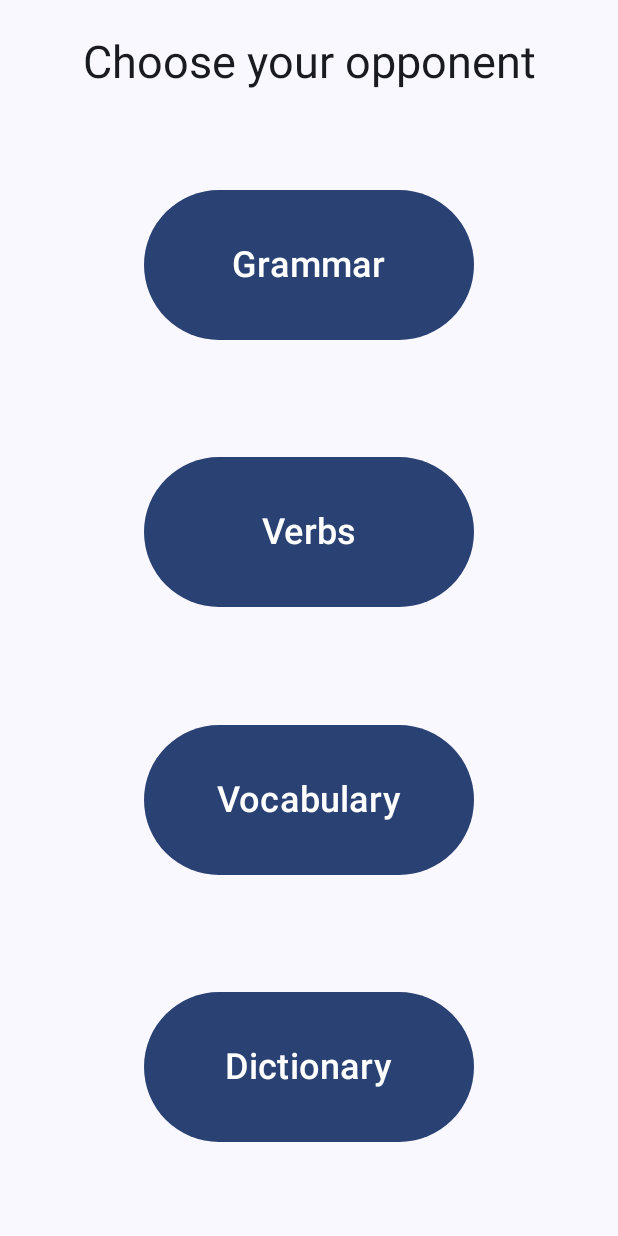
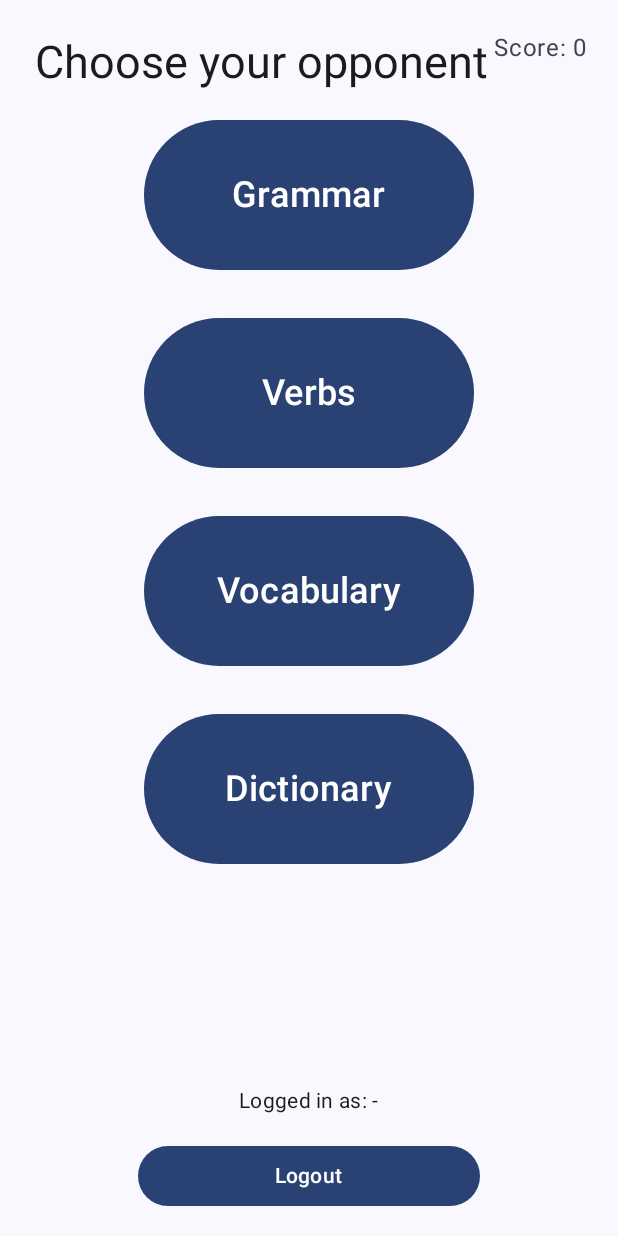
Before and after one commit to sieluka/English-Bee, an Android app built with Jetpack Compose: the ScreenTwo screen opened through its navigation route, on a phone screen of 412 x 824 dp. Run offline under Robolectric (Android 15) with nearby library versions, the phone set to English and light mode, and no system bars.

Commit message:
logowanie + rejestracja+ punktacja

```diff
--- a/app/src/main/java/com/example/englishbee/EnglishBee.kt
+++ b/app/src/main/java/com/example/englishbee/EnglishBee.kt
@@ -11,8 +11,8 @@
 import com.example.englishbee.screens.LoginPage
 import com.example.englishbee.screens.RegisterPage
 import com.example.englishbee.screens.VocabularyScreen
-
-
+import com.example.englishbee.util.ScoreManager
+import com.example.englishbee.util.UserSession
 @Composable
 fun NavigationContent() {
     val navController = rememberNavController()
@@ -37,7 +37,14 @@
                 onNavigateToVerbs = { navController.navigate("verbs") },
                 //onNavigateToScreen1 = { navController.navigate("screen1") },
                 onNavigateToDictionary = { navController.navigate("screen3") },
-                onNavigateToVocabulary = { navController.navigate("vocabulary") }
+                onNavigateToVocabulary = { navController.navigate("vocabulary") },
+                onLogout = {
+                    ScoreManager.reset()      // zeruj punkty
+                    UserSession.clear()       // wyczyść login
+                    navController.navigate("login") {
+                        popUpTo("login") { inclusive = true }
+                    }
+                }
 
             )
         }
--- a/app/src/main/java/com/example/englishbee/screens/MenuPage.kt
+++ b/app/src/main/java/com/example/englishbee/screens/MenuPage.kt
@@ -9,26 +9,35 @@
 import androidx.compose.material3.Button
 import androidx.compose.material3.CenterAlignedTopAppBar
 import androidx.compose.material3.ExperimentalMaterial3Api
+import androidx.compose.material3.MaterialTheme
 import androidx.compose.material3.Scaffold
 import androidx.compose.material3.Text
-import androidx.compose.material3.TopAppBar
+
 import androidx.compose.runtime.Composable
+import androidx.compose.runtime.collectAsState
+import androidx.compose.runtime.getValue
 import androidx.compose.ui.Alignment
 import androidx.compose.ui.Modifier
 import androidx.compose.ui.res.stringResource
 import androidx.compose.ui.unit.dp
 import androidx.compose.ui.unit.sp
 import com.example.englishbee.R
+import com.example.englishbee.util.ScoreManager
+import com.example.englishbee.util.UserSession
 
-
+import androidx.compose.foundation.layout.Spacer
+import androidx.compose.foundation.layout.fillMaxWidth
 @OptIn(ExperimentalMaterial3Api::class)
 @Composable
 fun ScreenTwo(
     onNavigateToDictionary: () -> Unit,
     onNavigateToGrammar: () -> Unit,
     onNavigateToVerbs: () -> Unit,
-    onNavigateToVocabulary: () -> Unit
+    onNavigateToVocabulary: () -> Unit,
+    onLogout: () -> Unit
 ) {
+    val points by ScoreManager.points.collectAsState()
+    val user by UserSession.user.collectAsState()
     Scaffold(
         topBar = {
             CenterAlignedTopAppBar(
@@ -38,8 +47,16 @@
                         fontSize = 30.sp,
                         modifier = Modifier
                             .padding(top = 20.dp)
+
                     )
-                }
+                },
+                        actions = {
+                            Text(
+                                text = "Score: $points",
+                                style = MaterialTheme.typography.bodyLarge,
+                                modifier = Modifier.padding(end = 16.dp)
+                            )
+                        }
             )
         }
     ) { innerPadding ->
@@ -98,6 +115,22 @@
                     fontSize = 24.sp
                 )
             }
+            Spacer(Modifier.weight(1f))    // przenosi następne elementy na dół
+
+            Text(
+                text = "Logged in as: ${user ?: "-"}",
+                style = MaterialTheme.typography.bodyMedium,
+                modifier = Modifier.padding(top = 16.dp)
+            )
+
+            Button(
+                onClick = onLogout,
+                modifier = Modifier
+                    .padding(16.dp)
+                    .fillMaxWidth(0.6f)
+            ) { Text("Logout") }
+
+
         }
     }
 }
--- /dev/null
+++ b/app/src/main/java/com/example/englishbee/util/UserSession.kt
@@ -0,0 +1,13 @@
+// util/UserSession.kt
+package com.example.englishbee.util
+
+import kotlinx.coroutines.flow.MutableStateFlow
+import kotlinx.coroutines.flow.StateFlow
+
+object UserSession {
+    private val _user = MutableStateFlow<String?>(null)
+    val user: StateFlow<String?> = _user
+
+    fun set(login: String) { _user.value = login }
+    fun clear()           { _user.value = null }
+}
--- a/app/src/main/java/com/example/englishbee/viewmodel/VerbQuizViewModel.kt
+++ b/app/src/main/java/com/example/englishbee/viewmodel/VerbQuizViewModel.kt
@@ -8,6 +8,7 @@
 import kotlinx.coroutines.flow.StateFlow
 import kotlinx.coroutines.flow.update
 import kotlinx.coroutines.launch
+import com.example.englishbee.util.ScoreManager
 data class VerbQuizUiState(
     val current: IrregularVerb? = null,
     val pastInput: String = "",
@@ -37,7 +38,7 @@
         if (deck.isEmpty()) {
             reloadDeck()  // nowa runda
         } else {
-            val next = deck.removeLast()
+            val next = deck.removeAt(deck.lastIndex)
             _uiState.value = VerbQuizUiState(current = next)
         }
     }
@@ -53,6 +54,7 @@
         val correct = q.past.equals(_uiState.value.pastInput.trim(), true) &&
                 q.participle.equals(_uiState.value.partInput.trim(), true)
         _uiState.update { it.copy(feedback = correct) }
+        if (correct) ScoreManager.addPoint()
     }
 
     fun loadNext() {
--- a/app/src/main/java/com/example/englishbee/viewmodel/VocabularyViewModel.kt
+++ b/app/src/main/java/com/example/englishbee/viewmodel/VocabularyViewModel.kt
@@ -7,6 +7,7 @@
 import kotlinx.coroutines.flow.MutableStateFlow
 import kotlinx.coroutines.flow.StateFlow
 import kotlinx.coroutines.launch
+import com.example.englishbee.util.ScoreManager
 
 data class VocabularyUiState(
     val current: VocabularyWord? = null,
@@ -48,6 +49,7 @@
         val current = _uiState.value.current ?: return
         val correct = current.polish.equals(_uiState.value.userInput.trim(), ignoreCase = true)
         _uiState.value = _uiState.value.copy(feedback = correct)
+        if (correct) ScoreManager.addPoint()
     }
 
     fun next() = drawNext()
```
Also changed, not shown: app/src/main/java/com/example/englishbee/screens/GrammarQuizScreen.kt (+15 -4 lines), app/src/main/java/com/example/englishbee/screens/VerbQuizScreen.kt (+11 -1 lines), app/src/main/java/com/example/englishbee/screens/VocabularyScreen.kt (+12 -1 lines), app/src/main/java/com/example/englishbee/util/ScoreManager.kt (added, +12 -0 lines), app/src/main/java/com/example/englishbee/viewmodel/GrammarQuizViewModel.kt (+8 -3 lines), app/src/main/java/com/example/englishbee/viewmodel/LoginViewModel.kt (+7 -3 lines).
